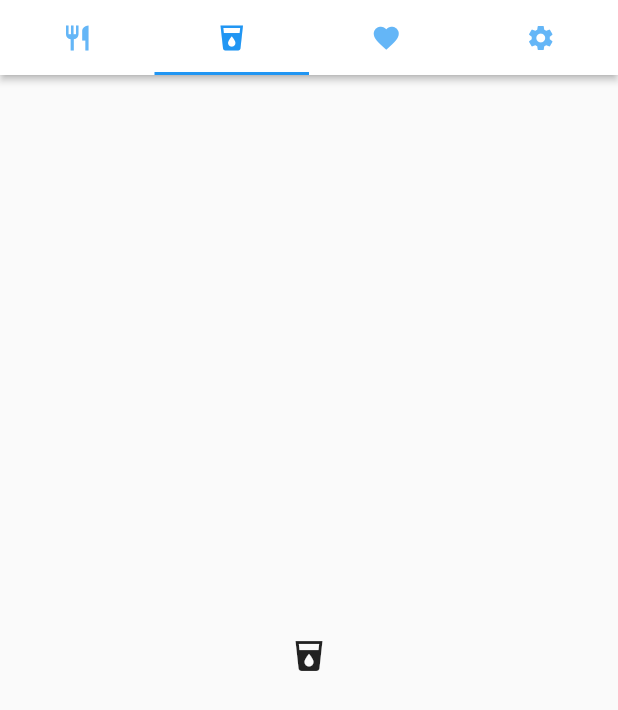
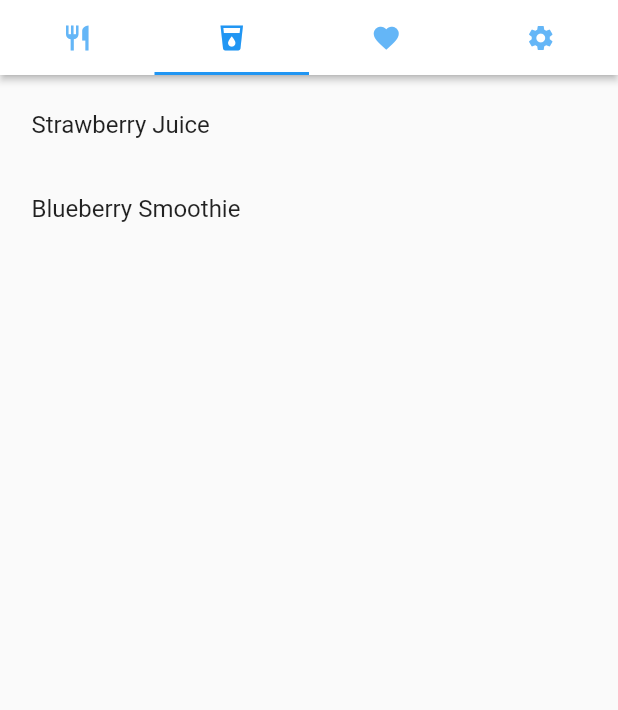
Before and after one commit to alexbelij/flutter-recipes, a Flutter app: the HomeScreen screen opened directly, tab 2 chosen, on a phone screen of 412 x 824 dp. Shown: the top 710 px of the screen. Run offline on Flutter 3.47's test engine with Material 2 defaults, Android fonts, the phone set to English and light mode, and no system bars; missing offline and left inert: duration.

Commit message:
transform home screen to stateful widget, introduce listview

```diff
--- a/lib/ui/screens/home.dart
+++ b/lib/ui/screens/home.dart
@@ -1,16 +1,60 @@
 import 'package:flutter/material.dart';
 
-class HomeScreen extends StatelessWidget {
+import 'package:flutter_recipes/model/recipe.dart';
+import 'package:flutter_recipes/utils/store.dart';
+
+class HomeScreen extends StatefulWidget {
+  @override
+  State<StatefulWidget> createState() => new HomeScreenState();
+}
+
+class HomeScreenState extends State<HomeScreen> {
+  // New member of the class:
+  List<Recipe> recipes = getRecipes();
+  List<String> userFavorites = getFavoritesIDs();
+
+  // New method:
+  // Inactive widgets are going to call this method to
+  // signalize the parent widget HomeScreen to refresh the list view.
+  void _handleFavoritesListChanged(String recipeID) {
+    // Set new state and refresh the widget:
+    setState(() {
+      if (userFavorites.contains(recipeID)) {
+        userFavorites.remove(recipeID);
+      } else {
+        userFavorites.add(recipeID);
+      }
+    });
+  }
+
   @override
   Widget build(BuildContext context) {
-    double _iconSize = 20.0;
+    // New method:
+    Column _buildRecipes(List<Recipe> recipesList) {
+      return Column(
+        children: <Widget>[
+          Expanded(
+            child: ListView.builder(
+              itemCount: recipesList.length,
+              itemBuilder: (BuildContext context, int index) {
+                return ListTile(
+                  title: Text(recipesList[index].name),
+                );
+              },
+            ),
+          ),
+        ],
+      );
+    }
+
+    const double _iconSize = 20.0;
 
     return DefaultTabController(
       length: 4,
       child: Scaffold(
-        appBar: PreferredSize( // New code
+        appBar: PreferredSize(
           // We set Size equal to passed height (50.0) and infinite width:
-          preferredSize: Size.fromHeight(50.0), // New code
+          preferredSize: Size.fromHeight(50.0),
           child: AppBar(
             backgroundColor: Colors.white,
             elevation: 2.0,
@@ -28,11 +72,20 @@ class HomeScreen extends StatelessWidget {
         body: Padding(
           padding: EdgeInsets.all(5.0),
           child: TabBarView(
-            // Placeholders for content of the tabs:
+            // Replace placeholders:
             children: [
-              Center(child: Icon(Icons.restaurant)),
-              Center(child: Icon(Icons.local_drink)),
-              Center(child: Icon(Icons.favorite)),
+              // Display recipes of type food:
+              _buildRecipes(recipes
+                  .where((recipe) => recipe.type == RecipeType.food)
+                  .toList()),
+              // Display recipes of type drink:
+              _buildRecipes(recipes
+                  .where((recipe) => recipe.type == RecipeType.drink)
+                  .toList()),
+              // Display favorite recipes:
+              _buildRecipes(recipes
+                  .where((recipe) => userFavorites.contains(recipe.id))
+                  .toList()),
               Center(child: Icon(Icons.settings)),
             ],
           ),
```
